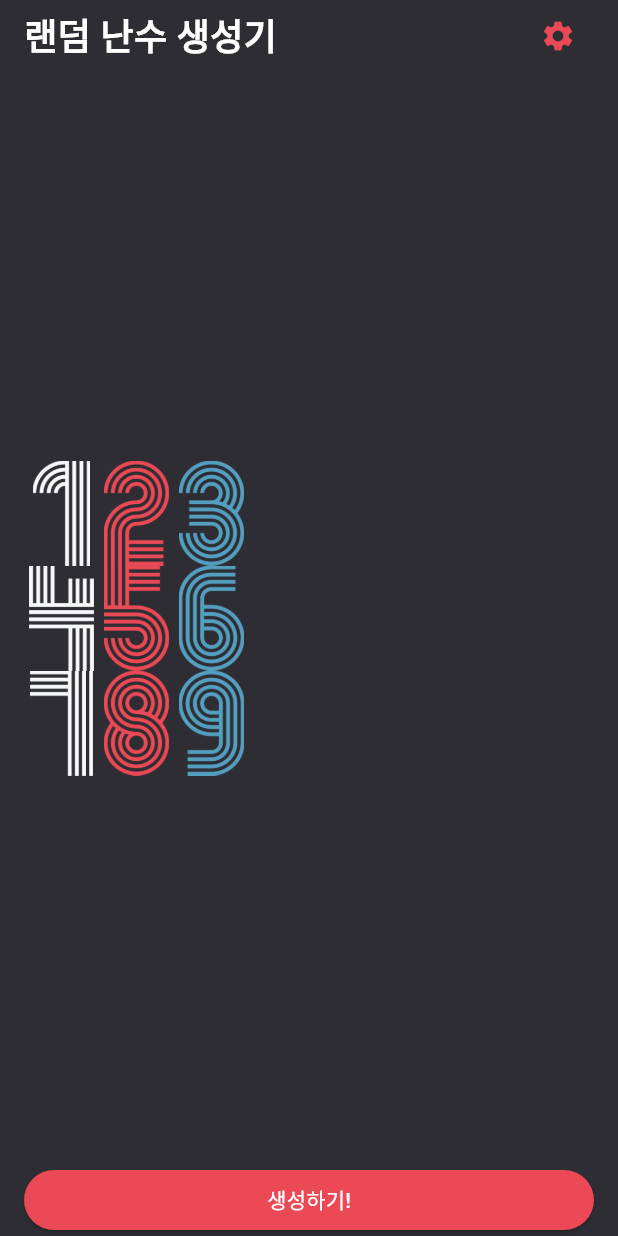
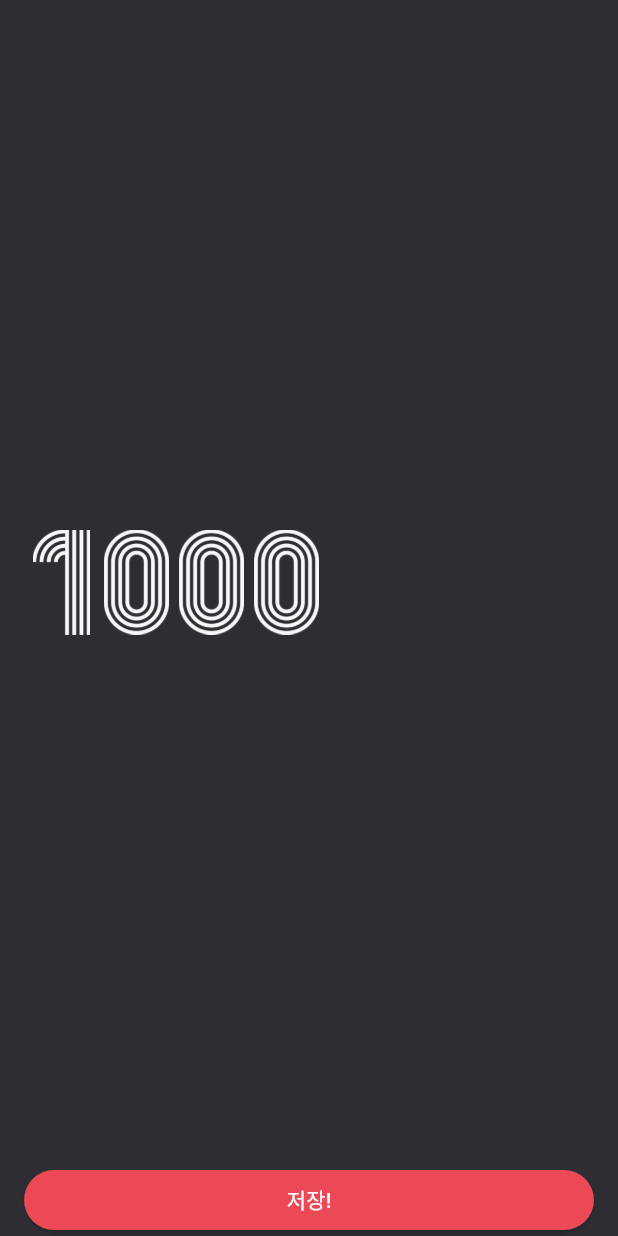
Before and after one commit to DaeYoungee/Flutter-Study, a Flutter app: the screen it shows after launch, after a tap on the "settings" icon, on a phone screen of 412 x 824 dp. Run offline on Flutter 3.47's test engine with Material 3 defaults, Android fonts, the phone set to English and light mode, and no system bars; our stand-ins replace webview_flutter.

Commit message:
feat: setting 화면 navigator 기능

```diff
--- a/random_number_generator/lib/screen/home_screen.dart
+++ b/random_number_generator/lib/screen/home_screen.dart
@@ -2,6 +2,7 @@ import 'dart:math';
 
 import 'package:flutter/material.dart';
 import 'package:random_number_generator/constant/color.dart';
+import 'package:random_number_generator/screen/setting_screen.dart';
 
 class HomeScreen extends StatefulWidget {
   const HomeScreen({super.key});
@@ -23,8 +24,9 @@ class _HomeScreenState extends State<HomeScreen> {
           child: Column(
             crossAxisAlignment: CrossAxisAlignment.stretch,
             children: [
+
               /// 앱바
-              _Header(),
+              _Header(onPressed: onSettingIconPressed),
 
               /// 랜덤 난수
               _Body(numbers: numbers),
@@ -49,10 +51,22 @@ class _HomeScreenState extends State<HomeScreen> {
       numbers = randomNumbers.toList();
     });
   }
+
+  onSettingIconPressed() {
+    Navigator.of(context).push(
+        MaterialPageRoute(builder: (BuildContext context) {
+          return SettingScreen();
+        })
+    );
+  }
 }
 
 class _Header extends StatelessWidget {
-  const _Header({super.key});
+  final VoidCallback onPressed;
+
+  const _Header({
+    required this.onPressed,
+    super.key});
 
   @override
   Widget build(BuildContext context) {
@@ -68,7 +82,7 @@ class _Header extends StatelessWidget {
           ),
         ),
         IconButton(
-          onPressed: () {},
+          onPressed: onPressed,
           icon: Icon(Icons.settings),
           color: redColor,
         ),
@@ -92,11 +106,13 @@ class _Body extends StatelessWidget {
         numbers
             .map((e) => e.toString().split(''))
             .map(
-                  (e) => Row(
+              (e) =>
+              Row(
                 children:
                 e
                     .map(
-                              (number) => Image.asset(
+                      (number) =>
+                      Image.asset(
                         'asset/img/$number.png',
                         width: 50.0,
                         height: 70.0,
--- /dev/null
+++ b/random_number_generator/lib/screen/setting_screen.dart
@@ -0,0 +1,80 @@
+import 'package:flutter/material.dart';
+import 'package:random_number_generator/constant/color.dart';
+
+class SettingScreen extends StatefulWidget {
+  const SettingScreen({super.key});
+
+  @override
+  State<SettingScreen> createState() => _SettingScreenState();
+}
+
+class _SettingScreenState extends State<SettingScreen> {
+  final int maxNumber = 1000;
+
+  @override
+  Widget build(BuildContext context) {
+    return Scaffold(
+      backgroundColor: primaryColor,
+      body: SafeArea(
+        child: Padding(
+          padding: const EdgeInsets.symmetric(horizontal: 16),
+          child: Column(
+            crossAxisAlignment: CrossAxisAlignment.stretch,
+            children: [_Number(maxNumber: maxNumber), _Slider(), _Button()],
+          ),
+        ),
+      ),
+    );
+  }
+}
+
+class _Number extends StatelessWidget {
+  final int maxNumber;
+
+  const _Number({required this.maxNumber, super.key});
+
+  @override
+  Widget build(BuildContext context) {
+    return Expanded(
+      child: Row(
+        children:
+        maxNumber.toString().split('')
+            .map(
+              (number) =>
+              Image.asset(
+                'asset/img/$number.png',
+                width: 50.0,
+                height: 70.0,
+              ),
+        ).toList(),
+      ),
+    );
+  }
+}
+
+class _Slider extends StatelessWidget {
+  const _Slider({super.key});
+
+  @override
+  Widget build(BuildContext context) {
+    return Container();
+  }
+}
+
+class _Button extends StatelessWidget {
+  const _Button({super.key});
+
+  @override
+  Widget build(BuildContext context) {
+    return ElevatedButton(
+      onPressed: () {
+        Navigator.of(context).pop();
+      },
+      child: Text('저장!'),
+      style: ElevatedButton.styleFrom(
+        foregroundColor: Colors.white,
+        backgroundColor: redColor,
+      ),
+    );
+  }
+}
```
Lines whose indentation alone changed are shown as unchanged.
